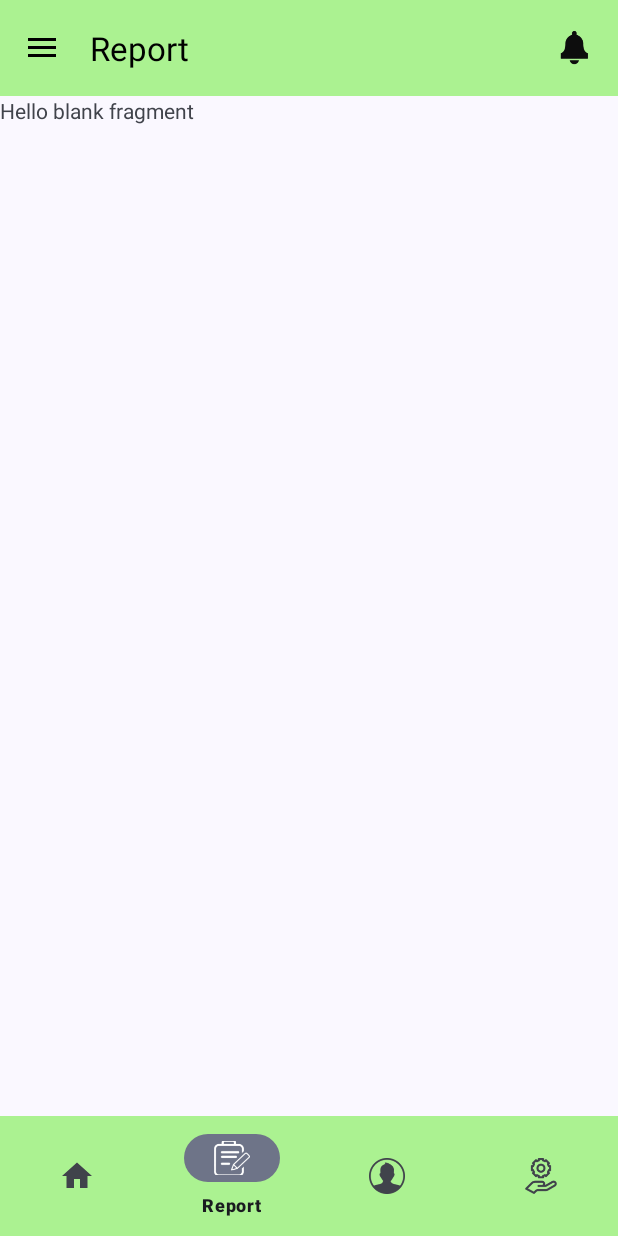
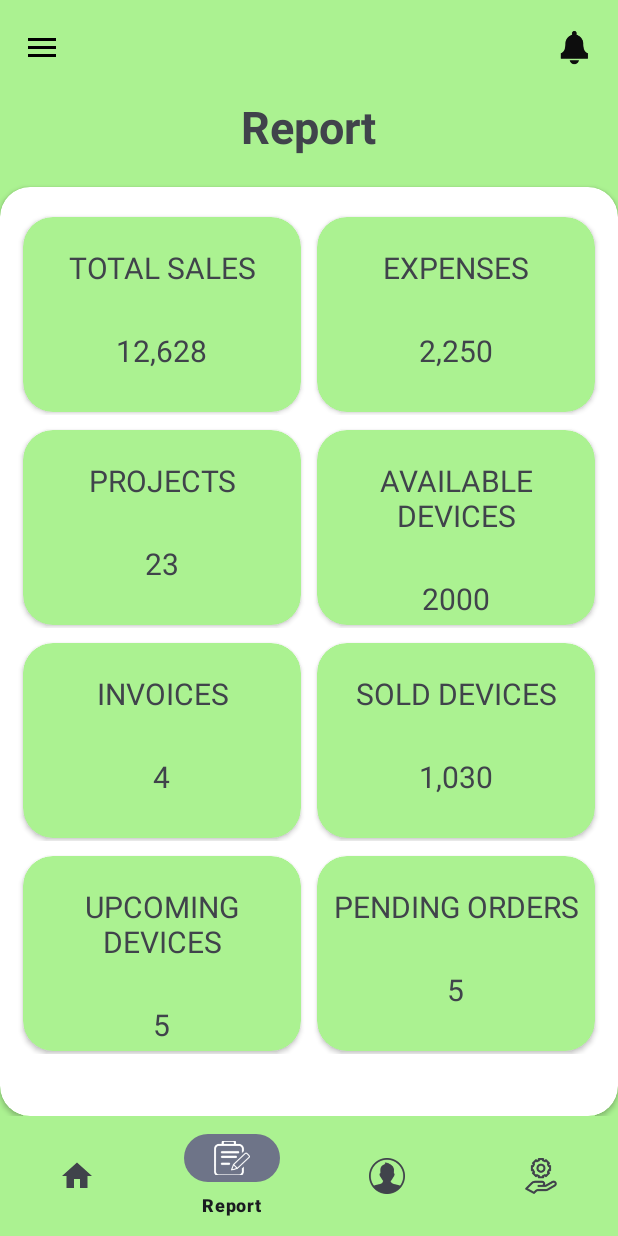
Before and after one commit to Ltrsoft2019/DistributerAPP, an Android app: the screen it shows after launch (MainActivity), item 2 of the bottom bar chosen, on a phone screen of 412 x 824 dp. Run offline under Robolectric (Android 15) with nearby library versions, the phone set to English and light mode, and no system bars.

Commit message:
Report page added

```diff
--- /dev/null
+++ b/app/src/main/java/com/ltrsoft/distributerapp/Adapters/Report_Adapter.java
@@ -0,0 +1,57 @@
+package com.ltrsoft.distributerapp.Adapters;
+
+import android.content.Context;
+import android.view.LayoutInflater;
+import android.view.View;
+import android.view.ViewGroup;
+import android.widget.TextView;
+
+import androidx.annotation.NonNull;
+import androidx.recyclerview.widget.RecyclerView;
+
+import com.ltrsoft.distributerapp.R;
+import com.ltrsoft.distributerapp.fragment.Report_Fragment;
+import com.ltrsoft.distributerapp.pojoclasses.ReportPojo;
+
+import java.util.List;
+
+public class Report_Adapter extends RecyclerView.Adapter<Report_Adapter.ViewHolder> {
+
+    private List<ReportPojo> reportList;
+    private Context context;
+
+    public Report_Adapter(Context context , List<ReportPojo> reportList) {
+        this.reportList = reportList;
+        this.context = context;
+    }
+
+    @NonNull
+    @Override
+    public Report_Adapter.ViewHolder onCreateViewHolder(@NonNull ViewGroup parent, int viewType) {
+        View view = LayoutInflater.from(context).inflate(R.layout.reportcard , parent , false);
+        return new ViewHolder(view);
+    }
+
+    @Override
+    public void onBindViewHolder(@NonNull Report_Adapter.ViewHolder holder, int position) {
+
+        holder.title.setText(reportList.get(position).getTitle());
+        holder.cost.setText(reportList.get(position).getCost());
+    }
+
+    @Override
+    public int getItemCount() {
+        return reportList.size();
+    }
+
+    public class ViewHolder extends RecyclerView.ViewHolder {
+        TextView title,cost;
+
+        public ViewHolder(@NonNull View itemView) {
+            super(itemView);
+
+            title = itemView.findViewById(R.id.title);
+            cost = itemView.findViewById(R.id.cost);
+        }
+    }
+}
--- /dev/null
+++ b/app/src/main/java/com/ltrsoft/distributerapp/Splashscreen_Activity.java
@@ -0,0 +1,36 @@
+package com.ltrsoft.distributerapp;
+
+import android.content.Intent;
+import android.os.Bundle;
+import android.os.Handler;
+import android.window.SplashScreen;
+
+import androidx.activity.EdgeToEdge;
+import androidx.appcompat.app.AppCompatActivity;
+import androidx.core.graphics.Insets;
+import androidx.core.view.ViewCompat;
+import androidx.core.view.WindowInsetsCompat;
+
+public class Splashscreen_Activity extends AppCompatActivity {
+
+    private static final long SPLASH_DURATION = 3000;
+
+
+    @Override
+    protected void onCreate(Bundle savedInstanceState) {
+        super.onCreate(savedInstanceState);
+
+        setContentView(R.layout.splashscreen_activity);
+
+        new Handler().postDelayed(new Runnable() {
+            @Override
+            public void run() {
+                Intent intent = new Intent(Splashscreen_Activity.this,
+                        MainActivity.class);
+                startActivity(intent);
+                finish();
+            }
+        }, SPLASH_DURATION);
+
+    }
+}
--- a/app/src/main/java/com/ltrsoft/distributerapp/fragment/Report_Fragment.java
+++ b/app/src/main/java/com/ltrsoft/distributerapp/fragment/Report_Fragment.java
@@ -3,64 +3,60 @@ package com.ltrsoft.distributerapp.fragment;
 import android.os.Bundle;
 
 import androidx.fragment.app.Fragment;
+import androidx.recyclerview.widget.GridLayoutManager;
+import androidx.recyclerview.widget.RecyclerView;
 
 import android.view.LayoutInflater;
 import android.view.View;
 import android.view.ViewGroup;
 
+import com.ltrsoft.distributerapp.Adapters.Report_Adapter;
+import com.ltrsoft.distributerapp.MainActivity;
 import com.ltrsoft.distributerapp.R;
+import com.ltrsoft.distributerapp.pojoclasses.ReportPojo;
 
-/**
- * A simple {@link Fragment} subclass.
- * Use the {@link Report_Fragment#newInstance} factory method to
- * create an instance of this fragment.
- */
+import java.util.ArrayList;
+import java.util.Arrays;
+import java.util.List;
+
 public class Report_Fragment extends Fragment {
 
-    // TODO: Rename parameter arguments, choose names that match
-    // the fragment initialization parameters, e.g. ARG_ITEM_NUMBER
-    private static final String ARG_PARAM1 = "param1";
-    private static final String ARG_PARAM2 = "param2";
-
-    // TODO: Rename and change types of parameters
-    private String mParam1;
-    private String mParam2;
+    List<ReportPojo> reportList;
+    Report_Adapter reportAdapter;
+    RecyclerView recyclerView;
+    ReportPojo reportPojo;
 
     public Report_Fragment() {
         // Required empty public constructor
-    }
-
-    /**
-     * Use this factory method to create a new instance of
-     * this fragment using the provided parameters.
-     *
-     * @param param1 Parameter 1.
-     * @param param2 Parameter 2.
-     * @return A new instance of fragment Report_Fragment.
-     */
-    // TODO: Rename and change types and number of parameters
-    public static Report_Fragment newInstance(String param1, String param2) {
-        Report_Fragment fragment = new Report_Fragment();
-        Bundle args = new Bundle();
-        args.putString(ARG_PARAM1, param1);
-        args.putString(ARG_PARAM2, param2);
-        fragment.setArguments(args);
-        return fragment;
-    }
-
-    @Override
-    public void onCreate(Bundle savedInstanceState) {
-        super.onCreate(savedInstanceState);
-        if (getArguments() != null) {
-            mParam1 = getArguments().getString(ARG_PARAM1);
-            mParam2 = getArguments().getString(ARG_PARAM2);
-        }
     }
 
     @Override
     public View onCreateView(LayoutInflater inflater, ViewGroup container,
                              Bundle savedInstanceState) {
         // Inflate the layout for this fragment
-        return inflater.inflate(R.layout.report_fragment, container, false);
+        View view= inflater.inflate(R.layout.report_fragment, container, false);
+
+        recyclerView= view.findViewById(R.id.report_recycler);
+
+        recyclerView.setLayoutManager(new GridLayoutManager(getContext(),2));
+
+        reportList = new ArrayList<>();
+
+        reportList.add(new ReportPojo("TOTAL SALES","12,628"));
+        reportList.add(new ReportPojo("EXPENSES","2,250"));
+        reportList.add(new ReportPojo("PROJECTS","23"));
+        reportList.add(new ReportPojo("AVAILABLE DEVICES","2000"));
+        reportList.add(new ReportPojo("INVOICES","4"));
+        reportList.add(new ReportPojo("SOLD DEVICES","1,030"));
+        reportList.add(new ReportPojo("UPCOMING DEVICES","5"));
+        reportList.add(new ReportPojo("PENDING ORDERS","5"));
+
+
+
+
+        recyclerView.setAdapter(new Report_Adapter(getContext() , reportList));
+
+
+        return view;
     }
 }
--- /dev/null
+++ b/app/src/main/java/com/ltrsoft/distributerapp/pojoclasses/ReportPojo.java
@@ -0,0 +1,32 @@
+package com.ltrsoft.distributerapp.pojoclasses;
+
+public class ReportPojo {
+
+    //    String totalsales,expenses,projects,availableDevices,invoices,
+//            soldDevices,upcomingDevices,pandingOrders;
+    String Title, cost;
+
+    public ReportPojo() {
+    }
+
+    public ReportPojo(String title, String cost) {
+        Title = title;
+        this.cost = cost;
+    }
+
+    public String getTitle() {
+        return Title;
+    }
+
+    public void setTitle(String title) {
+        Title = title;
+    }
+
+    public String getCost() {
+        return cost;
+    }
+
+    public void setCost(String cost) {
+        this.cost = cost;
+    }
+}
--- a/app/src/main/res/layout/profile_fragment.xml
+++ b/app/src/main/res/layout/profile_fragment.xml
@@ -9,6 +9,6 @@
     <TextView
         android:layout_width="match_parent"
         android:layout_height="match_parent"
-        android:text="@string/hello_blank_fragment" />
+        android:text="Profile" />
 
 </FrameLayout>
--- a/app/src/main/res/layout/report_fragment.xml
+++ b/app/src/main/res/layout/report_fragment.xml
@@ -1,14 +1,36 @@
 <?xml version="1.0" encoding="utf-8"?>
-<FrameLayout xmlns:android="http://schemas.android.com/apk/res/android"
+<LinearLayout xmlns:android="http://schemas.android.com/apk/res/android"
     xmlns:tools="http://schemas.android.com/tools"
     android:layout_width="match_parent"
     android:layout_height="match_parent"
-    tools:context=".fragment.Report_Fragment">
+    xmlns:app="http://schemas.android.com/apk/res-auto"
+    tools:context=".fragment.Report_Fragment"
+    android:orientation="vertical"
+    android:background="#ABF291">
 
-    <!-- TODO: Update blank fragment layout -->
     <TextView
+        android:layout_width="wrap_content"
+        android:layout_height="wrap_content"
+        android:layout_gravity="center"
+        android:text="Report"
+        android:textStyle="bold"
+        android:textSize="30dp"/>
+
+    <androidx.cardview.widget.CardView
         android:layout_width="match_parent"
         android:layout_height="match_parent"
-        android:text="@string/hello_blank_fragment" />
+        android:layout_marginTop="20dp"
+        app:cardCornerRadius="20dp">
 
-</FrameLayout>
+    <androidx.recyclerview.widget.RecyclerView
+        android:id="@+id/report_recycler"
+        android:layout_width="match_parent"
+        android:layout_height="match_parent"
+        android:layout_marginTop="10dp"
+        android:layout_marginStart="10dp"
+        android:layout_marginEnd="10dp"
+        android:layout_marginBottom="10dp"/>
+
+    </androidx.cardview.widget.CardView>
+
+</LinearLayout>
--- /dev/null
+++ b/app/src/main/res/layout/reportcard.xml
@@ -0,0 +1,46 @@
+<?xml version="1.0" encoding="utf-8"?>
+<LinearLayout xmlns:android="http://schemas.android.com/apk/res/android"
+    android:layout_width="match_parent"
+    android:layout_height="wrap_content"
+    xmlns:app="http://schemas.android.com/apk/res-auto">
+
+
+    <androidx.cardview.widget.CardView
+        android:layout_width="match_parent"
+        android:layout_height="130dp"
+        android:layout_marginTop="10dp"
+        android:layout_marginStart="5dp"
+        android:layout_marginEnd="5dp"
+        app:cardBackgroundColor="#ABF291"
+        app:cardCornerRadius="20dp"
+        android:layout_marginBottom="2dp">
+
+        <LinearLayout
+            android:layout_width="match_parent"
+            android:layout_height="match_parent"
+            android:orientation="vertical">
+
+        <TextView
+            android:id="@+id/title"
+            android:layout_width="match_parent"
+            android:layout_height="wrap_content"
+            android:text="Total Sales"
+            android:textSize="20dp"
+            android:layout_marginTop="20dp"
+            android:gravity="center"/>
+
+        <TextView
+            android:id="@+id/cost"
+            android:layout_width="wrap_content"
+            android:layout_height="wrap_content"
+            android:text="2000"
+            android:textSize="20dp"
+            android:layout_gravity="center"
+            android:layout_marginTop="28dp"/>
+
+        </LinearLayout>
+
+
+    </androidx.cardview.widget.CardView>
+
+</LinearLayout>
```
Also changed, not shown: app/src/main/AndroidManifest.xml (+7 -2 lines), app/src/main/java/com/ltrsoft/distributerapp/distributermodelclasses/Distributer_Client.java (+7 -5 lines), app/src/main/java/com/ltrsoft/distributerapp/distributermodelclasses/Distributer_Server.java (+7 -8 lines), app/src/main/java/com/ltrsoft/distributerapp/distributermodelclasses/Distributers.java (+7 -5 lines), app/src/main/java/com/ltrsoft/distributerapp/distributermodelclasses/Distributers_Cock.java (+7 -5 lines), app/src/main/java/com/ltrsoft/distributerapp/fragment/NavigationDrawer.java (+8 -6 lines), app/src/main/res/layout/splashscreen_activity.xml (added, +21 -0 lines), app/src/main/res/drawable/logo.png (added), app/src/main/res/drawable/splash_background.png (added).
